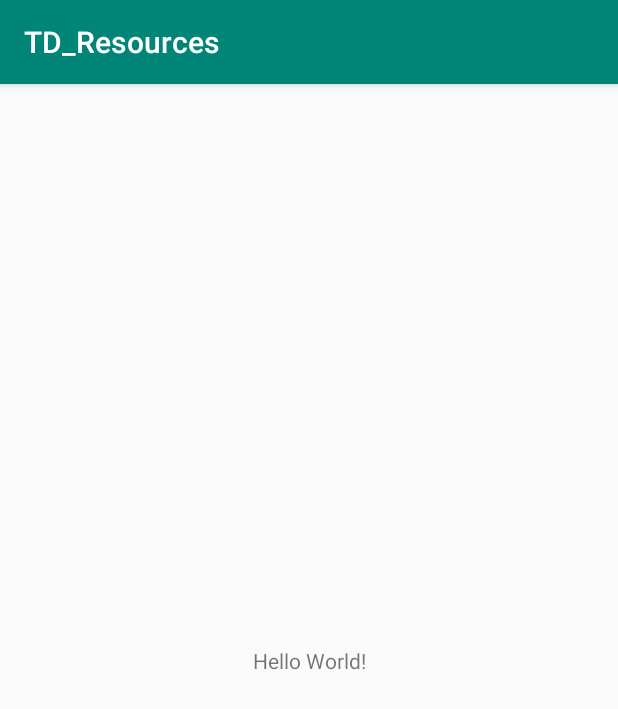
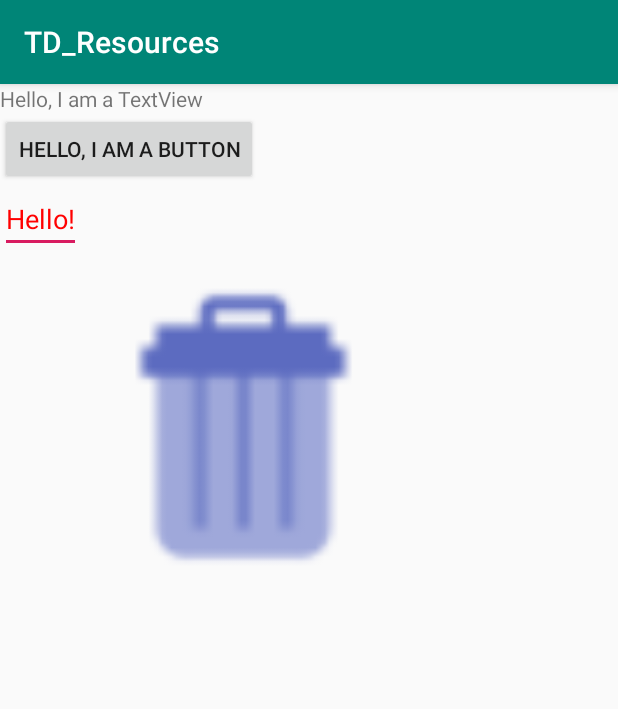
Before and after one commit to formation-android/TD_Resources, an Android app: the screen it shows after launch (MainActivity), on a phone screen of 412 x 824 dp. Shown: the top 709 px of the screen. Run offline under Robolectric (Android 15) with nearby library versions, the phone set to English and light mode, and no system bars.

Commit message:
Add image remove

```diff
--- a/app/src/main/res/layout/activity_main.xml
+++ b/app/src/main/res/layout/activity_main.xml
@@ -1,18 +1,31 @@
 <?xml version="1.0" encoding="utf-8"?>
-<androidx.constraintlayout.widget.ConstraintLayout xmlns:android="http://schemas.android.com/apk/res/android"
+
+<LinearLayout xmlns:android="http://schemas.android.com/apk/res/android"
     xmlns:app="http://schemas.android.com/apk/res-auto"
-    xmlns:tools="http://schemas.android.com/tools"
-    android:layout_width="match_parent"
-    android:layout_height="match_parent"
-    tools:context=".MainActivity">
+    android:layout_width="fill_parent"
+    android:layout_height="fill_parent"
+    android:orientation="vertical" >
 
-    <TextView
+    <TextView android:id="@+id/text"
         android:layout_width="wrap_content"
         android:layout_height="wrap_content"
-        android:text="Hello World!"
-        app:layout_constraintBottom_toBottomOf="parent"
-        app:layout_constraintLeft_toLeftOf="parent"
-        app:layout_constraintRight_toRightOf="parent"
-        app:layout_constraintTop_toTopOf="parent" />
+        android:text="Hello, I am a TextView" />
 
-</androidx.constraintlayout.widget.ConstraintLayout>
+    <Button android:id="@+id/button"
+        android:layout_width="wrap_content"
+        android:layout_height="wrap_content"
+        android:text="Hello, I am a Button" />
+
+    <EditText xmlns:android="http://schemas.android.com/apk/res/android"
+        android:layout_width="wrap_content"
+        android:layout_height="wrap_content"
+        android:textColor="@color/opaque_red"
+        android:text="@string/hello" />
+
+    <ImageView
+        android:id="@+id/imageView2"
+        android:layout_width="334dp"
+        android:layout_height="232dp"
+        app:srcCompat="@drawable/remove" />
+
+</LinearLayout>
--- a/app/src/main/res/values/strings.xml
+++ b/app/src/main/res/values/strings.xml
@@ -1,3 +1,7 @@
 <resources>
     <string name="app_name">TD_Resources</string>
+    <string name="login">Nom d\'utilisateur</string>
+    <string name="password">Mot de passe</string>
+    <color name="opaque_red">#f00</color>
+    <string name="hello">Hello!</string>
 </resources>
```
Also changed, not shown: app/src/main/res/drawable-v24/remove.png (added).
